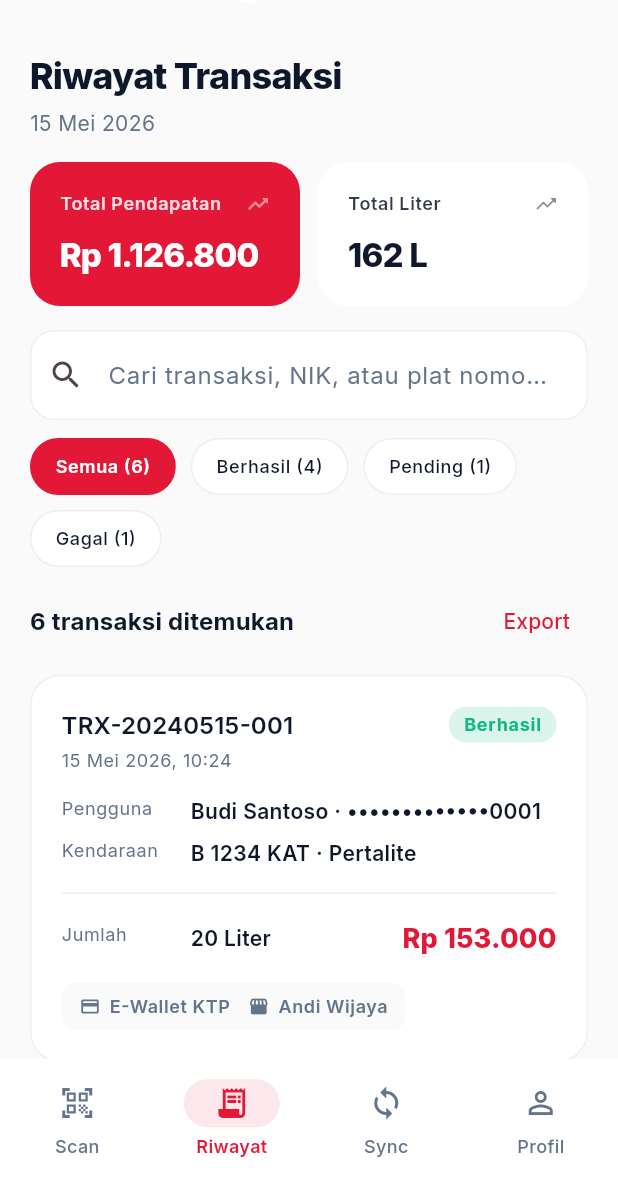
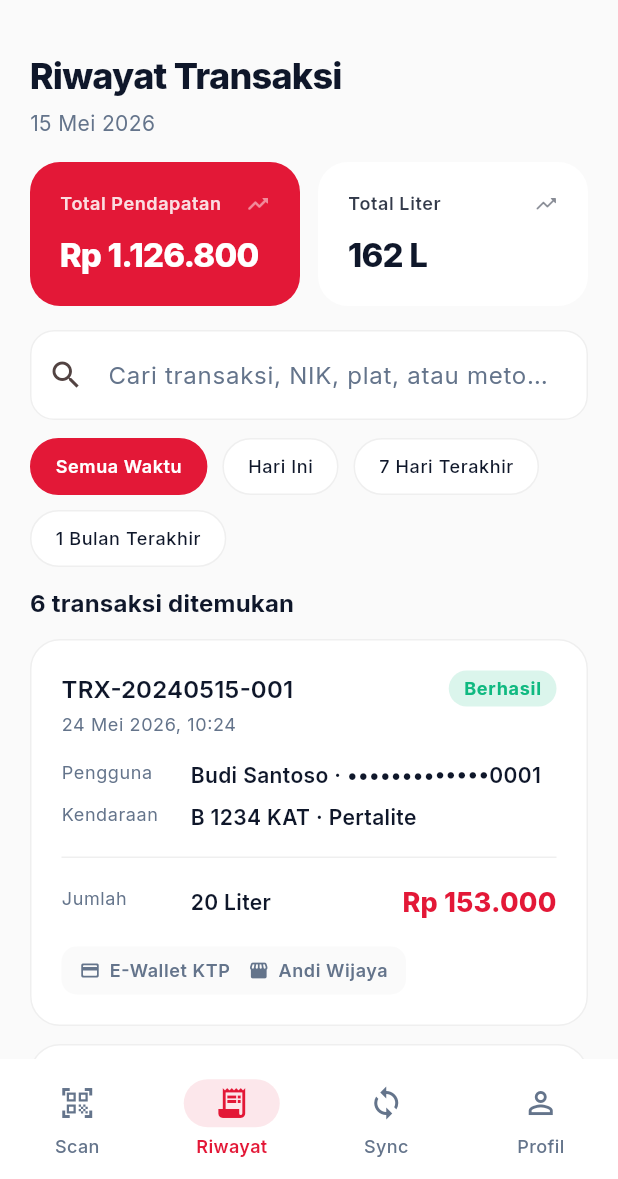
Before and after one commit to Nexa-Code-Studio/mysuf_cashier, a Flutter app: the MainLayout screen opened directly, item 2 of the bottom bar chosen, on a phone screen of 412 x 824 dp, the part 57-1236 px from its top. Run offline on Flutter 3.47's test engine with Material 3 defaults, Android fonts, the phone set to English and light mode, and no system bars; our stand-ins replace google_fonts; missing offline and left inert: flutter_nfc_kit, mobile_scanner.

Commit message:
update ui component

```diff
--- a/lib/models/mock_data.dart
+++ b/lib/models/mock_data.dart
@@ -28,6 +28,7 @@ class TransactionItem {
   final String id;
   final String status;
   final String date;
+  final DateTime occurredAt;
   final String userName;
   final String userNik;
   final String plate;
@@ -41,6 +42,7 @@ class TransactionItem {
     required this.id,
     required this.status,
     required this.date,
+    required this.occurredAt,
     required this.userName,
     required this.userNik,
     required this.plate,
@@ -173,11 +175,12 @@ const List<RecentScanItem> recentScans = [
   ),
 ];
 
-const List<TransactionItem> transactions = [
+final List<TransactionItem> transactions = [
   TransactionItem(
     id: 'TRX-20240515-001',
     status: 'Berhasil',
-    date: '15 Mei 2026, 10:24',
+    date: '24 Mei 2026, 10:24',
+    occurredAt: DateTime(2026, 5, 24, 10, 24),
     userName: 'Budi Santoso',
     userNik: '32012 4501 1234 0001',
     plate: 'B 1234 KAT',
@@ -190,7 +193,8 @@ const List<TransactionItem> transactions = [
   TransactionItem(
     id: 'TRX-20240515-002',
     status: 'Berhasil',
-    date: '15 Mei 2026, 10:12',
+    date: '24 Mei 2026, 10:12',
+    occurredAt: DateTime(2026, 5, 24, 10, 12),
     userName: 'Siti Lestari',
     userNik: '32012 4501 1234 0002',
     plate: 'D 9087 AU',
@@ -203,7 +207,8 @@ const List<TransactionItem> transactions = [
   TransactionItem(
     id: 'TRX-20240515-003',
     status: 'Pending',
-    date: '15 Mei 2026, 09:58',
+    date: '23 Mei 2026, 09:58',
+    occurredAt: DateTime(2026, 5, 23, 9, 58),
     userName: 'Rizky Pratama',
     userNik: '32012 4501 1234 0003',
     plate: 'B 7712 TY',
@@ -216,7 +221,8 @@ const List<TransactionItem> transactions = [
   TransactionItem(
     id: 'TRX-20240515-004',
     status: 'Berhasil',
-    date: '15 Mei 2026, 09:45',
+    date: '19 Mei 2026, 09:45',
+    occurredAt: DateTime(2026, 5, 19, 9, 45),
     userName: 'Dewi Anggraeni',
     userNik: '32012 4501 1234 0004',
     plate: 'F 5621 KI',
@@ -229,7 +235,8 @@ const List<TransactionItem> transactions = [
   TransactionItem(
     id: 'TRX-20240515-005',
     status: 'Gagal',
-    date: '15 Mei 2026, 09:20',
+    date: '28 Apr 2026, 09:20',
+    occurredAt: DateTime(2026, 4, 28, 9, 20),
     userName: 'Hendra Wijaya',
     userNik: '32012 4501 1234 0005',
     plate: 'B 4432 VP',
@@ -242,7 +249,8 @@ const List<TransactionItem> transactions = [
   TransactionItem(
     id: 'TRX-20240515-006',
     status: 'Berhasil',
-    date: '15 Mei 2026, 09:05',
+    date: '24 Apr 2026, 09:05',
+    occurredAt: DateTime(2026, 4, 24, 9, 5),
     userName: 'Maya Kartika',
     userNik: '32012 4501 1234 0006',
     plate: 'B 9911 SQ',
--- a/lib/screens/main_layout.dart
+++ b/lib/screens/main_layout.dart
@@ -29,7 +29,6 @@ class _MainLayoutState extends State<MainLayout> {
 
     return Scaffold(
       appBar: PosAppBar(
-        operatorEmail: session.email,
         onLogout: session.signOut,
       ),
       body: SafeArea(
--- a/lib/screens/transactions_screen.dart
+++ b/lib/screens/transactions_screen.dart
@@ -13,7 +13,7 @@ class TransactionsScreen extends StatefulWidget {
 }
 
 class _TransactionsScreenState extends State<TransactionsScreen> {
-  String _activeFilter = 'Semua';
+  String _activeTimeFilter = 'Semua Waktu';
   String _searchQuery = '';
   final TextEditingController _searchController = TextEditingController();
 
@@ -36,8 +36,30 @@ class _TransactionsScreenState extends State<TransactionsScreen> {
   List<TransactionItem> get _filteredTransactions {
     List<TransactionItem> items = List.from(transactions);
 
-    if (_activeFilter != 'Semua') {
-      items = items.where((item) => item.status == _activeFilter).toList();
+    if (_activeTimeFilter != 'Semua Waktu') {
+      final DateTime now = DateTime.now();
+      final DateTime todayStart = DateTime(now.year, now.month, now.day);
+
+      items = items.where((item) {
+        if (_activeTimeFilter == 'Hari Ini') {
+          return item.occurredAt.year == now.year &&
+              item.occurredAt.month == now.month &&
+              item.occurredAt.day == now.day;
+        }
+
+        if (_activeTimeFilter == '7 Hari Terakhir') {
+          final DateTime start = todayStart.subtract(const Duration(days: 6));
+          return !item.occurredAt.isBefore(start) &&
+              item.occurredAt.isBefore(todayStart.add(const Duration(days: 1)));
+        }
+
+        if (_activeTimeFilter == '1 Bulan Terakhir') {
+          final DateTime start = DateTime(now.year, now.month - 1, now.day);
+          return !item.occurredAt.isBefore(start);
+        }
+
+        return true;
+      }).toList();
     }
 
     if (_searchQuery.isNotEmpty) {
@@ -45,7 +67,13 @@ class _TransactionsScreenState extends State<TransactionsScreen> {
         return item.id.toLowerCase().contains(_searchQuery) ||
             item.userName.toLowerCase().contains(_searchQuery) ||
             item.userNik.toLowerCase().contains(_searchQuery) ||
-            item.plate.toLowerCase().contains(_searchQuery);
+            item.plate.toLowerCase().contains(_searchQuery) ||
+            item.fuel.toLowerCase().contains(_searchQuery) ||
+            item.payment.toLowerCase().contains(_searchQuery) ||
+            item.cashier.toLowerCase().contains(_searchQuery) ||
+            item.status.toLowerCase().contains(_searchQuery) ||
+            item.date.toLowerCase().contains(_searchQuery) ||
+            item.total.toLowerCase().contains(_searchQuery);
       }).toList();
     }
 
@@ -105,7 +133,7 @@ class _TransactionsScreenState extends State<TransactionsScreen> {
           TextField(
             controller: _searchController,
             decoration: InputDecoration(
-              hintText: 'Cari transaksi, NIK, atau plat nomor...',
+              hintText: 'Cari transaksi, NIK, plat, atau metode bayar...',
               prefixIcon: const Icon(Icons.search),
             ),
           ),
@@ -115,46 +143,29 @@ class _TransactionsScreenState extends State<TransactionsScreen> {
             runSpacing: 10,
             children: [
               _FilterChip(
-                label: 'Semua (${transactions.length})',
-                isActive: _activeFilter == 'Semua',
-                onTap: () => setState(() => _activeFilter = 'Semua'),
+                label: 'Semua Waktu',
+                isActive: _activeTimeFilter == 'Semua Waktu',
+                onTap: () => setState(() => _activeTimeFilter = 'Semua Waktu'),
               ),
               _FilterChip(
-                label:
-                    'Berhasil (${transactions.where((t) => t.status == 'Berhasil').length})',
-                isActive: _activeFilter == 'Berhasil',
-                onTap: () => setState(() => _activeFilter = 'Berhasil'),
+                label: 'Hari Ini',
+                isActive: _activeTimeFilter == 'Hari Ini',
+                onTap: () => setState(() => _activeTimeFilter = 'Hari Ini'),
               ),
               _FilterChip(
-                label:
-                    'Pending (${transactions.where((t) => t.status == 'Pending').length})',
-                isActive: _activeFilter == 'Pending',
-                onTap: () => setState(() => _activeFilter = 'Pending'),
+                label: '7 Hari Terakhir',
+                isActive: _activeTimeFilter == '7 Hari Terakhir',
+                onTap: () => setState(() => _activeTimeFilter = '7 Hari Terakhir'),
               ),
               _FilterChip(
-                label:
-                    'Gagal (${transactions.where((t) => t.status == 'Gagal').length})',
-                isActive: _activeFilter == 'Gagal',
-                onTap: () => setState(() => _activeFilter = 'Gagal'),
+                label: '1 Bulan Terakhir',
+                isActive: _activeTimeFilter == '1 Bulan Terakhir',
+                onTap: () => setState(() => _activeTimeFilter = '1 Bulan Terakhir'),
               ),
             ],
           ),
           const SizedBox(height: 12),
-          SectionHeader(
-            title: '${currentTransactions.length} transaksi ditemukan',
-            trailing: TextButton(
-              onPressed: () {
-                // TODO: Implement export functionality
-                ScaffoldMessenger.of(context).showSnackBar(
-                  const SnackBar(
-                    content: Text('Fitur export akan segera hadir!'),
-                  ),
-                );
-              },
-              style: TextButton.styleFrom(foregroundColor: AppColors.primary),
-              child: const Text('Export'),
-            ),
-          ),
+          SectionHeader(title: '${currentTransactions.length} transaksi ditemukan'),
           const SizedBox(height: 12),
           if (currentTransactions.isEmpty)
             Padding(
--- a/lib/widgets/pos_app_bar.dart
+++ b/lib/widgets/pos_app_bar.dart
@@ -2,14 +2,9 @@ import 'package:flutter/material.dart';
 import '../theme/theme.dart';
 
 class PosAppBar extends StatelessWidget implements PreferredSizeWidget {
-  final String operatorEmail;
   final Future<void> Function() onLogout;
 
-  const PosAppBar({
-    super.key,
-    required this.operatorEmail,
-    required this.onLogout,
-  });
+  const PosAppBar({super.key, required this.onLogout});
 
   @override
   Size get preferredSize => const Size.fromHeight(kToolbarHeight);
@@ -32,22 +27,6 @@ class PosAppBar extends StatelessWidget implements PreferredSizeWidget {
               fontWeight: FontWeight.w600,
             ),
           ),
-          const SizedBox(width: 14),
-          Container(
-            padding: const EdgeInsets.symmetric(horizontal: 10, vertical: 5),
-            decoration: BoxDecoration(
-              color: AppColors.surface,
-              borderRadius: BorderRadius.circular(999),
-            ),
-            child: Text(
-              operatorEmail,
-              overflow: TextOverflow.ellipsis,
-              style: Theme.of(context).textTheme.labelMedium?.copyWith(
-                color: AppColors.textPrimary,
-                fontWeight: FontWeight.w600,
-              ),
-            ),
-          ),
         ],
       ),
       actions: [
```
Also changed, not shown: lib/screens/ktp_scanner_screen.dart (+13 -4 lines), lib/screens/profile_screen.dart (+31 -0 lines).
